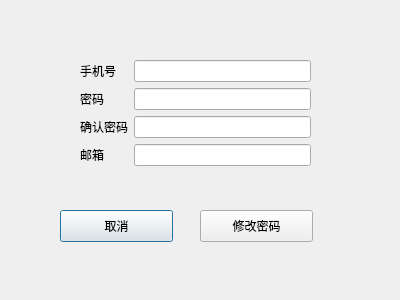
Old version of the form article_code/designer/forget_password.ui in the repository zndemao/article.
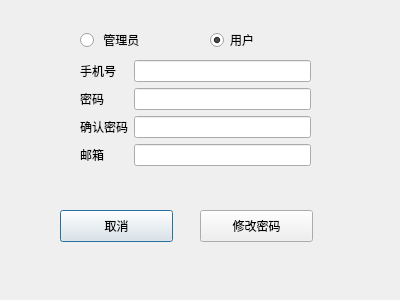
New version of the form.

What changed in the file:
```diff
--- a/article_code/designer/forget_password.ui
+++ b/article_code/designer/forget_password.ui
@@ -94,6 +94,35 @@
     <bool>false</bool>
    </property>
   </widget>
+  <widget class="QRadioButton" name="forget_admin">
+   <property name="geometry">
+    <rect>
+     <x>80</x>
+     <y>30</y>
+     <width>100</width>
+     <height>20</height>
+    </rect>
+   </property>
+   <property name="text">
+    <string> 管理员</string>
+   </property>
+  </widget>
+  <widget class="QRadioButton" name="forget_user">
+   <property name="geometry">
+    <rect>
+     <x>210</x>
+     <y>30</y>
+     <width>100</width>
+     <height>20</height>
+    </rect>
+   </property>
+   <property name="text">
+    <string>用户</string>
+   </property>
+   <property name="checked">
+    <bool>true</bool>
+   </property>
+  </widget>
  </widget>
  <resources/>
  <connections/>
```
